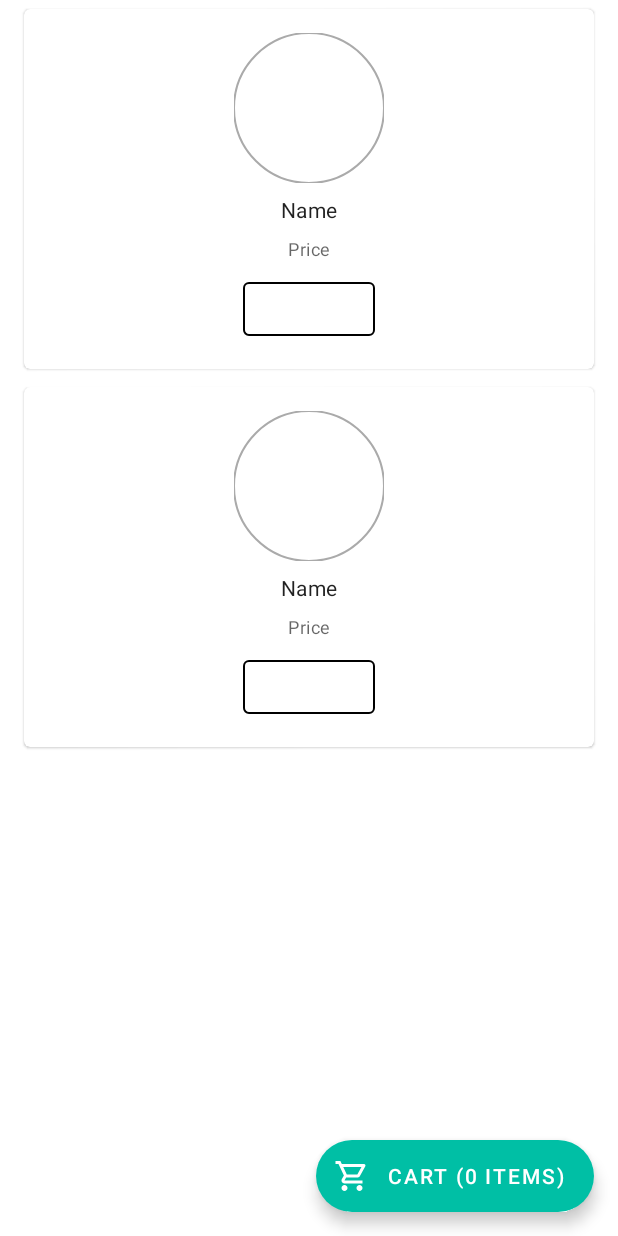
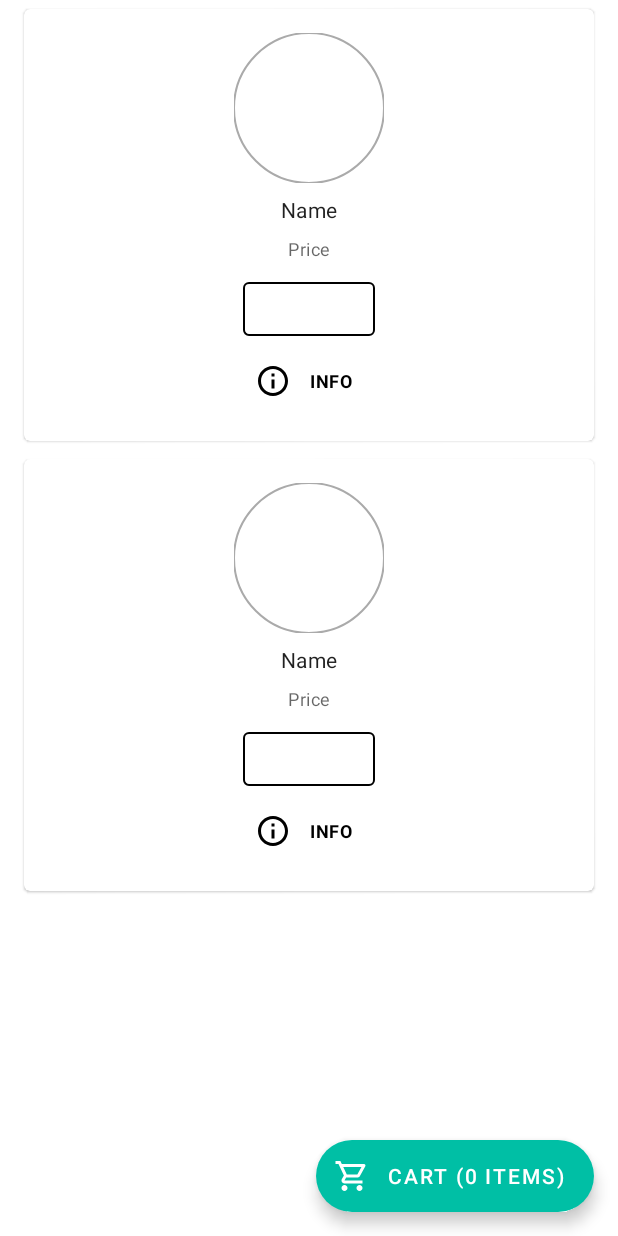
Before and after one commit to urveshtanna/recipecaavo, an Android app: the layout recipe_list_fragment.xml on its own in the app's theme, with its tools: preview values and no code run, on a phone screen of 412 x 824 dp. Run offline under Robolectric (Android 15) with nearby library versions, the phone set to English and light mode, and no system bars.

Commit message:
Added bottom sheet to show relvant information about recipe

```diff
--- a/app/src/main/java/com/urveshtanna/recipescaavo/ui/cart/CartFragment.kt
+++ b/app/src/main/java/com/urveshtanna/recipescaavo/ui/cart/CartFragment.kt
@@ -1,19 +1,15 @@
 package com.urveshtanna.recipescaavo.ui.cart
 
-import androidx.lifecycle.ViewModelProvider
 import android.os.Bundle
-import androidx.fragment.app.Fragment
 import android.view.LayoutInflater
 import android.view.View
 import android.view.ViewGroup
 import android.widget.Toast
+import androidx.fragment.app.Fragment
 import androidx.fragment.app.viewModels
 import androidx.recyclerview.widget.LinearLayoutManager
 import com.urveshtanna.recipescaavo.R
 import com.urveshtanna.recipescaavo.databinding.CartFragmentBinding
-import com.urveshtanna.recipescaavo.databinding.RecipeListFragmentBinding
-import com.urveshtanna.recipescaavo.ui.main.RecipeAdapter
-import com.urveshtanna.recipescaavo.ui.main.RecipeListViewModel
 import dagger.hilt.android.AndroidEntryPoint
 
 @AndroidEntryPoint
--- /dev/null
+++ b/app/src/main/res/drawable/ic_outline_info.xml
@@ -0,0 +1,10 @@
+<vector xmlns:android="http://schemas.android.com/apk/res/android"
+    android:width="24dp"
+    android:height="24dp"
+    android:viewportWidth="24"
+    android:viewportHeight="24"
+    android:tint="?attr/colorOnSecondary">
+  <path
+      android:fillColor="@android:color/white"
+      android:pathData="M11,7h2v2h-2zM11,11h2v6h-2zM12,2C6.48,2 2,6.48 2,12s4.48,10 10,10 10,-4.48 10,-10S17.52,2 12,2zM12,20c-4.41,0 -8,-3.59 -8,-8s3.59,-8 8,-8 8,3.59 8,8 -3.59,8 -8,8z"/>
+</vector>
--- a/app/src/main/res/layout/item_recipe.xml
+++ b/app/src/main/res/layout/item_recipe.xml
@@ -67,6 +67,21 @@
                 android:textColor="@color/primaryTextColor"
                 app:strokeColor="@color/primaryTextColor" />
 
+            <com.google.android.material.button.MaterialButton
+                style="@style/Widget.MaterialComponents.Button.TextButton"
+                android:layout_width="wrap_content"
+                android:layout_height="wrap_content"
+                android:layout_gravity="center"
+                android:text="@string/info"
+                app:icon="@drawable/ic_outline_info"
+                app:iconTint="@color/primaryTextColor"
+                android:id="@+id/btn_info"
+                android:textAllCaps="true"
+                android:textStyle="bold"
+                android:textAppearance="@style/TextAppearance.MaterialComponents.Caption"
+                android:textColor="@color/primaryTextColor"
+                app:strokeColor="@color/primaryTextColor" />
+
         </LinearLayout>
 
     </com.google.android.material.card.MaterialCardView>
--- a/app/src/main/res/values/strings.xml
+++ b/app/src/main/res/values/strings.xml
@@ -5,6 +5,12 @@
     <string name="remove">Remove</string>
     <string name="cart_0_items">Cart (0 items)</string>
     <string name="your_cart_is_empty_please_add_some_products">Your cart is empty! Please add some products.</string>
+    <string name="info">Info</string>
+    <string name="description">Description</string>
+    <string name="category">Category</string>
+    <string name="label">Label</string>
+    <string name="price">Price</string>
+    <string name="got_it">Got it</string>
     <plurals name="cart_items">
         <item quantity="zero">Cart (%d items)</item>
         <item quantity="one">Cart (%d item)</item>
```
Also changed, not shown: app/src/main/java/com/urveshtanna/recipescaavo/ui/main/RecipeAdapter.kt (+6 -2 lines), app/src/main/java/com/urveshtanna/recipescaavo/ui/main/RecipeListFragment.kt (+24 -7 lines), app/src/main/res/layout/bottom_sheet_recipe_information.xml (added, +124 -0 lines).
